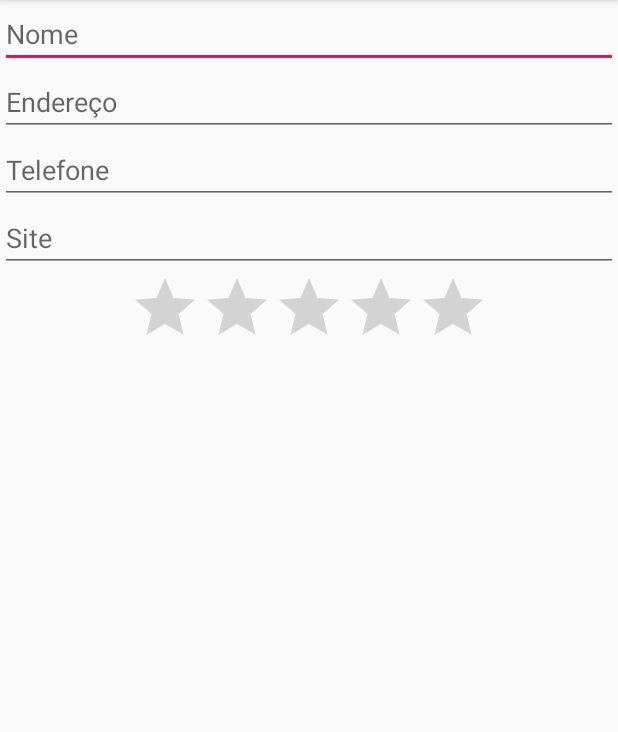
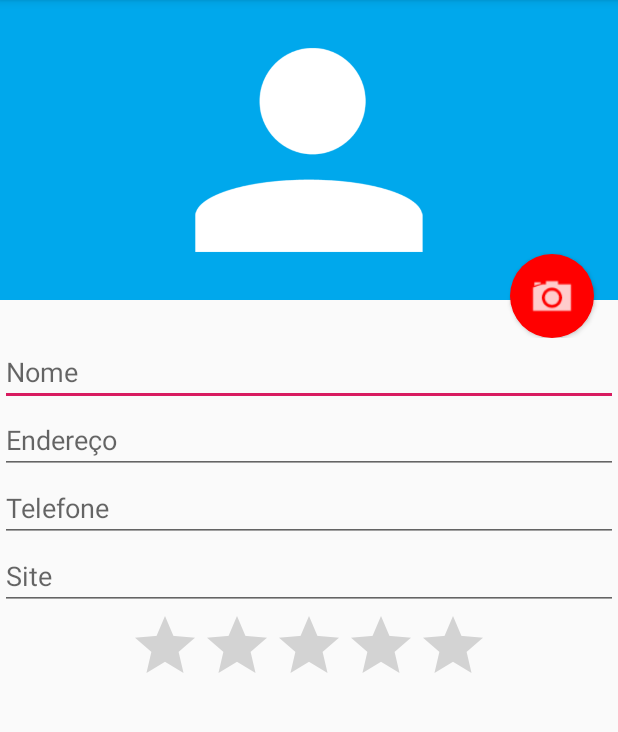
Before and after one commit to AlissonBolsoni/Agenda, an Android app: the FormularioActivity screen opened directly, with no data from a screen before it, on a phone screen of 412 x 824 dp, the part 84-816 px from its top. Run offline under Robolectric (Android 15) with nearby library versions, the phone set to English and light mode, and no system bars.

Commit message:
fazendo Ligações, enviando SMS, Abrindo Site e Tirando Foto

```diff
--- a/app/src/main/java/br/com/alisson/agenda/FormularioActivity.kt
+++ b/app/src/main/java/br/com/alisson/agenda/FormularioActivity.kt
@@ -1,31 +1,69 @@
 package br.com.alisson.agenda
 
+import android.content.Intent
+import android.net.Uri
 import android.support.v7.app.AppCompatActivity
 import android.os.Bundle
+import android.provider.MediaStore
+import android.support.v4.content.FileProvider
 import android.view.Menu
 import android.view.MenuItem
 import android.widget.Toast
 import br.com.alisson.agenda.dao.AlunoDao
 import br.com.alisson.agenda.modelo.Aluno
 import kotlinx.android.synthetic.main.activity_formulario.*
+import java.io.File
+import android.support.design.widget.CoordinatorLayout.Behavior.setTag
+import android.graphics.Bitmap.createScaledBitmap
+import android.graphics.Bitmap
+import android.graphics.BitmapFactory
+import android.app.Activity
+import android.graphics.Color
+import android.widget.ImageView
+
 
 class FormularioActivity : AppCompatActivity() {
 
     companion object {
         const val ALUNO = "ALUNO"
+        const val CAMERA_RESULT = 123
     }
 
     private var helper: FormularioHelper? = null
-    private var aluno: Aluno? = null
+    private var caminhoFoto = ""
 
     override fun onCreate(savedInstanceState: Bundle?) {
         super.onCreate(savedInstanceState)
         setContentView(R.layout.activity_formulario)
         helper = FormularioHelper(this)
 
-        aluno = intent.getSerializableExtra(ALUNO) as Aluno
-        if (aluno != null){
-            helper?.preencheFormulario(aluno!!)
+        val aluno = intent.getSerializableExtra(ALUNO) as Aluno?
+        if (aluno != null) {
+            helper?.preencheFormulario(aluno)
+        }
+
+        formulario_camera.setOnClickListener {
+            val intent = Intent(MediaStore.ACTION_IMAGE_CAPTURE)
+            caminhoFoto = "${getExternalFilesDir(null)}/${System.currentTimeMillis()}.jpg"
+            val arquivoFoto = File(caminhoFoto)
+
+            intent.putExtra(
+                MediaStore.EXTRA_OUTPUT,
+                FileProvider.getUriForFile(
+                    this,
+                    BuildConfig.APPLICATION_ID + ".provider", arquivoFoto
+                )
+            )
+
+            startActivityForResult(intent, CAMERA_RESULT)
+        }
+    }
+
+    override fun onActivityResult(requestCode: Int, resultCode: Int, data: Intent?) {
+
+        if (requestCode == CAMERA_RESULT && resultCode == Activity.RESULT_OK) {
+            val bitmap = BitmapFactory.decodeFile(caminhoFoto)
+            helper?.carregaFoto(bitmap, caminhoFoto)
         }
     }
 
@@ -42,14 +80,14 @@ class FormularioActivity : AppCompatActivity() {
             R.id.menu_formulario_ok -> {
                 val aluno = helper!!.pegaAluno()
                 val dao = AlunoDao(this)
-                if(aluno.id == 0L){
+                if (aluno.id == 0L) {
                     dao.insere(aluno)
-                }else{
+                } else {
                     dao.edita(aluno)
                 }
                 dao.close()
 
-                Toast.makeText(this, "Formulario salvo", Toast.LENGTH_SHORT).show()
+                Toast.makeText(this, "Aluno { ${aluno.nome} } salvo", Toast.LENGTH_SHORT).show()
 
                 finish()
             }
--- a/app/src/main/java/br/com/alisson/agenda/FormularioHelper.kt
+++ b/app/src/main/java/br/com/alisson/agenda/FormularioHelper.kt
@@ -1,12 +1,16 @@
 package br.com.alisson.agenda
 
+import android.graphics.Bitmap
+import android.graphics.Color
 import android.widget.EditText
+import android.widget.ImageView
 import android.widget.RatingBar
 import br.com.alisson.agenda.modelo.Aluno
 import kotlinx.android.synthetic.main.activity_formulario.*
 
 class FormularioHelper(formularioActivity: FormularioActivity) {
 
+    private var foto: ImageView? = null
     private var nome: EditText? = null
     private var endereco: EditText? = null
     private var telefone: EditText? = null
@@ -16,6 +20,7 @@ class FormularioHelper(formularioActivity: FormularioActivity) {
     private var aluno: Aluno? = null
 
     init {
+        foto = formularioActivity.formulario_foto
         nome = formularioActivity.none
         endereco = formularioActivity.endereco
         telefone = formularioActivity.telefone
@@ -25,6 +30,7 @@ class FormularioHelper(formularioActivity: FormularioActivity) {
     }
 
     fun pegaAluno(): Aluno {
+//        aluno?.foto = foto!!.na
         aluno?.nome = nome!!.text.toString()
         aluno?.endereco = endereco!!.text.toString()
         aluno?.telefone = telefone!!.text.toString()
@@ -44,4 +50,12 @@ class FormularioHelper(formularioActivity: FormularioActivity) {
         this.aluno = aluno
     }
 
+    fun carregaFoto(bitmap: Bitmap, caminhoFoto: String){
+        val bitmapReduzido = Bitmap.createScaledBitmap(bitmap, 512, 512, true)
+        foto?.setImageBitmap(bitmapReduzido)
+        foto?.setBackgroundColor(Color.TRANSPARENT)
+        foto?.tag = caminhoFoto
+        foto?.scaleType = ImageView.ScaleType.FIT_XY
+    }
+
 }
--- /dev/null
+++ b/app/src/main/res/drawable/fundo_camera.xml
@@ -0,0 +1,16 @@
+<?xml version="1.0" encoding="utf-8"?>
+<layer-list xmlns:android="http://schemas.android.com/apk/res/android">
+    <item>
+        <shape android:shape="oval">
+            <solid
+                    android:color="#ff0000"/>
+            <padding
+                    android:top="10dp"
+                    android:bottom="10dp"
+                    android:left="10dp"
+                    android:right="10dp"/>
+        </shape>
+    </item>
+    <item android:drawable="@drawable/ic_camera"></item>
+
+</layer-list>
--- a/app/src/main/res/layout/activity_formulario.xml
+++ b/app/src/main/res/layout/activity_formulario.xml
@@ -1,13 +1,35 @@
 <?xml version="1.0" encoding="utf-8"?>
 <ScrollView
+        xmlns:android="http://schemas.android.com/apk/res/android"
         android:layout_width="match_parent"
-        android:layout_height="match_parent"
-        xmlns:android="http://schemas.android.com/apk/res/android">
+        android:layout_height="match_parent">
 
     <LinearLayout
             android:layout_width="match_parent"
             android:layout_height="wrap_content"
             android:orientation="vertical">
+
+        <RelativeLayout
+                android:layout_width="match_parent"
+                android:layout_height="225dp">
+
+            <ImageView
+                    android:id="@+id/formulario_foto"
+                    android:layout_width="match_parent"
+                    android:layout_height="200dp"
+                    android:src="@drawable/person"
+                    android:background="#00A8EC"/>
+
+            <Button
+                    android:id="@+id/formulario_camera"
+                    android:layout_width="56dp"
+                    android:layout_height="56dp"
+                    android:background="@drawable/fundo_camera"
+                    android:layout_alignParentBottom="true"
+                    android:layout_alignParentRight="true"
+                    android:layout_marginRight="16dp"/>
+
+        </RelativeLayout>
 
         <EditText
                 android:id="@+id/none"
--- a/app/src/main/res/layout/activity_lista_alunos.xml
+++ b/app/src/main/res/layout/activity_lista_alunos.xml
@@ -18,13 +18,13 @@
             android:layout_height="56dp"
             android:text="+"
             android:textSize="40sp"
-            android:elevation="6dp"
             android:textColor="#FFFFFF"
             android:layout_alignParentBottom="true"
             android:layout_alignParentRight="true"
             android:layout_marginBottom="16dp"
             android:layout_marginRight="16dp"
             android:background="@drawable/fundo"
+            android:elevation="6dp"
             android:stateListAnimator="@null"/>
 
 </RelativeLayout>
--- /dev/null
+++ b/app/src/main/res/xml/provider_paths.xml
@@ -0,0 +1,4 @@
+<?xml version="1.0" encoding="utf-8"?>
+<paths xmlns:android="http://schemas.android.com/apk/res/android">
+    <external-path name="external_files" path="." />
+</paths>
```
Also changed, not shown: app/src/main/AndroidManifest.xml (+13 -0 lines), app/src/main/java/br/com/alisson/agenda/ListaAlunosActivity.kt (+62 -3 lines).
